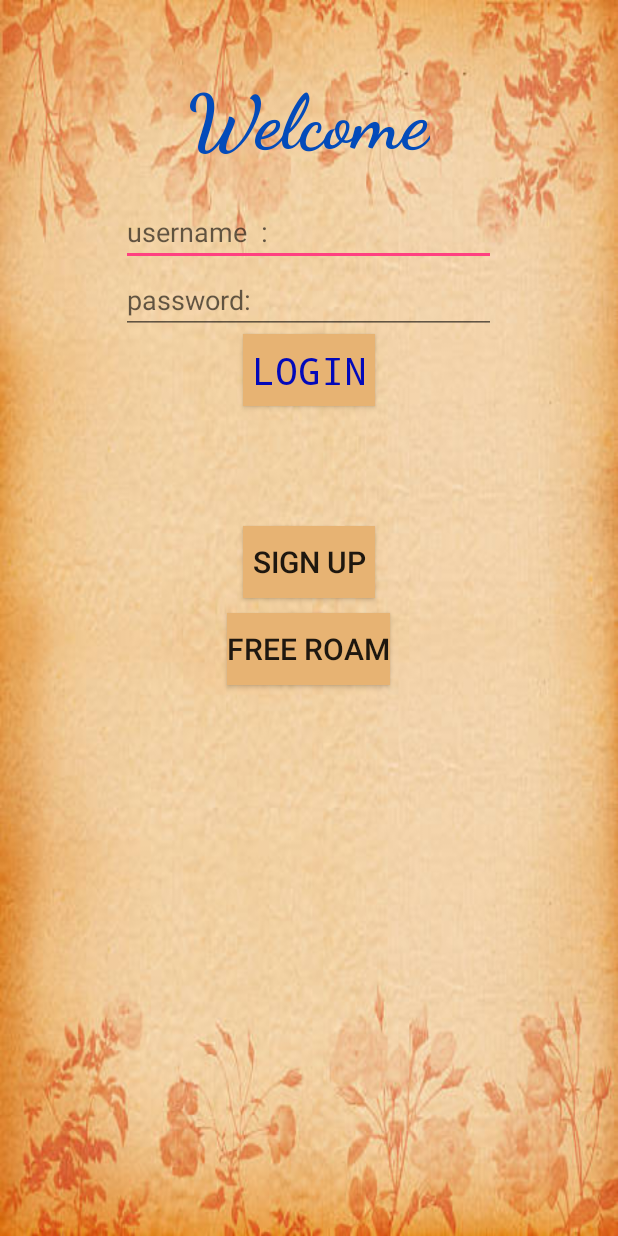
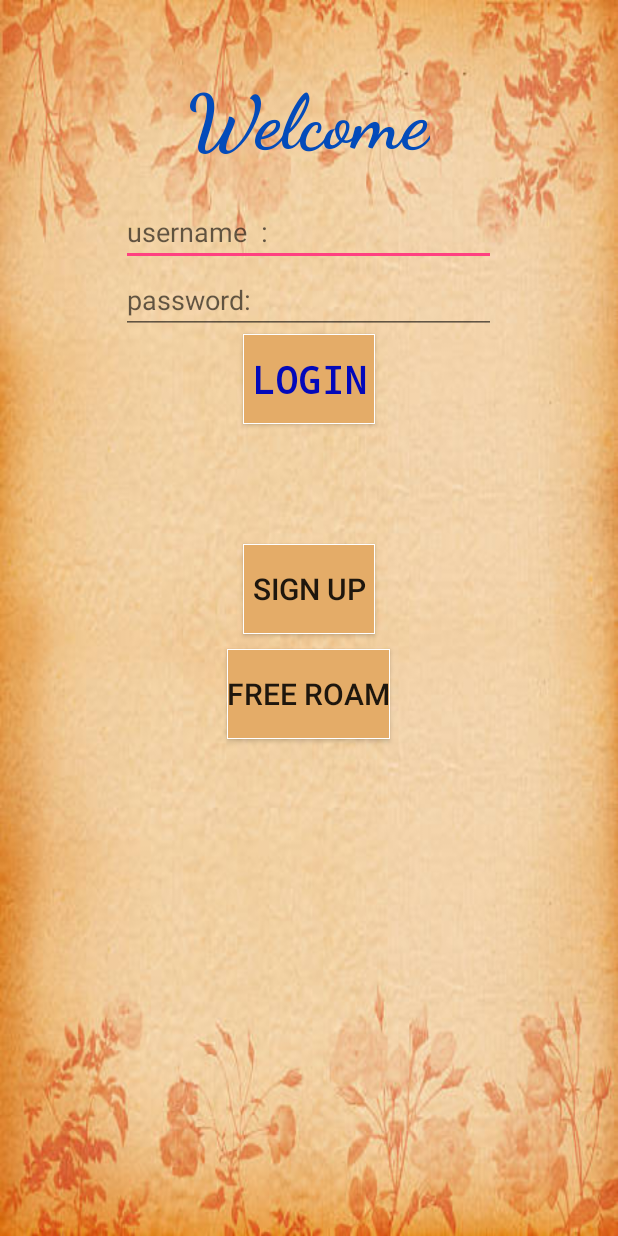
Before and after one commit to FenyRoy/BOOCSA-Failed-, an Android app: the LoginActivity screen opened directly, with no data from a screen before it, on a phone screen of 412 x 824 dp. Run offline under Robolectric (Android 15) with nearby library versions, the phone set to English and light mode, and no system bars; Roboto replaces fonts that are not available here.

Commit message:
Login Modification

```diff
--- /dev/null
+++ b/app/src/main/res/drawable/login_button_background.xml
@@ -0,0 +1,19 @@
+<?xml version="1.0" encoding="utf-8" ?>
+<selector xmlns:android="http://schemas.android.com/apk/res/android">
+    <item android:state_pressed="true">
+        <shape>
+            <gradient android:angle="90" android:endColor="#e7b373" android:startColor="#FFFFFF" android:type="linear" />
+            <padding android:bottom="0dp" android:left="0dp" android:right="0dp" android:top="0dp" />
+            <size android:width="60dp" android:height="60dp" />
+            <stroke android:width="1dp" android:color="#ff3da6ef" />
+        </shape>
+    </item>
+    <item>
+        <shape>
+            <gradient android:angle="90" android:endColor="#e4ac68" android:startColor="#e4ac68" android:type="linear" />
+            <padding android:bottom="0dp" android:left="0dp" android:right="0dp" android:top="0dp" />
+            <size android:width="60dp" android:height="60dp" />
+            <stroke android:width="0.5dp" android:color="#FFFFFF" />
+        </shape>
+    </item>
+</selector>
--- a/app/src/main/res/layout/activity_login.xml
+++ b/app/src/main/res/layout/activity_login.xml
@@ -42,8 +42,9 @@
         android:layout_width="wrap_content"
         android:layout_height="wrap_content"
         android:layout_gravity="center"
-        android:background="#e7b373"
+        android:background="@drawable/login_button_background"
         android:fontFamily="monospace"
+        android:textStyle="bold"
         android:text="login"
         android:textColor="#0309ba"
         android:textSize="25dp"
@@ -54,7 +55,7 @@
         android:layout_height="wrap_content"
         android:text="Sign Up"
         android:textSize="20dp"
-        android:background="#e7b373"
+        android:background="@drawable/login_button_background"
         android:layout_gravity="center"
         android:layout_marginTop="80dp"
         />
@@ -62,7 +63,7 @@
         android:layout_width="wrap_content"
         android:layout_height="wrap_content"
         android:text="Free Roam"
-        android:background="#e7b373"
+        android:background="@drawable/login_button_background"
         android:layout_gravity="center"
         android:textSize="20dp"
         android:layout_marginTop="10dp"
```
